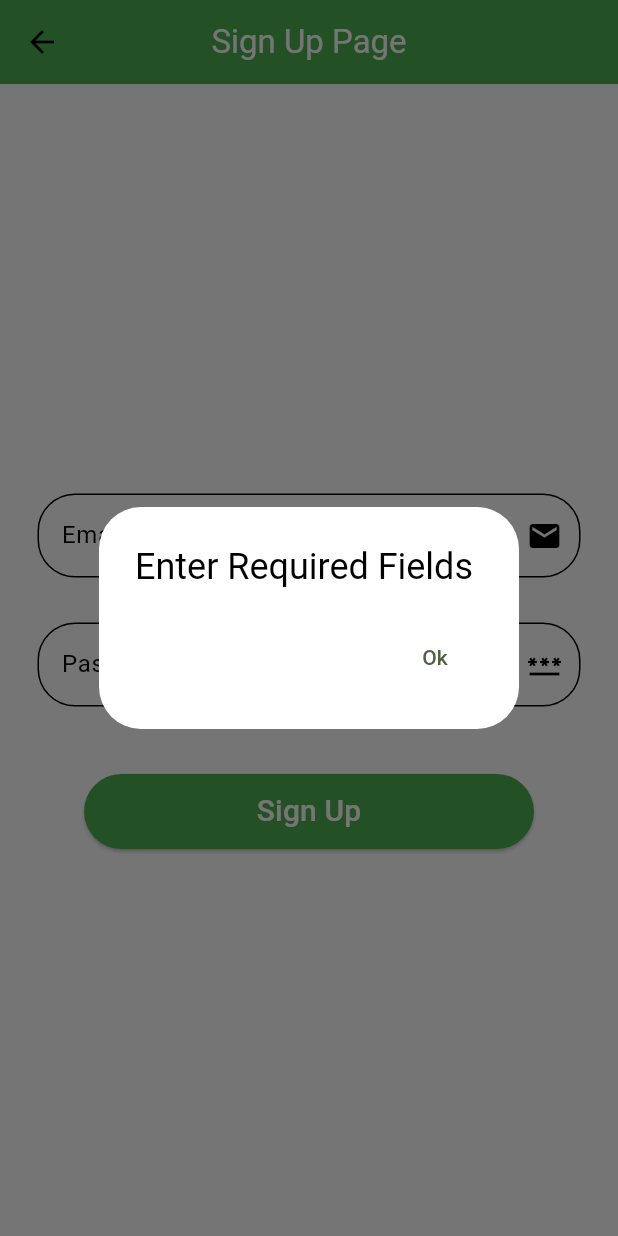
After one commit to EmaShahrin/EcoSphere, a Flutter app: the SignUpPage screen opened directly, after a tap on "Sign Up", on a phone screen of 412 x 824 dp. The commit adds this screen. Run offline on Flutter 3.47's test engine with Material 3 defaults, Android fonts, the phone set to English and light mode, and no system bars; our stand-ins replace cloud_firestore, curved_navigation_bar, equatable, firebase_auth, firebase_core, fl_chart and 3 more; missing offline and left inert: flutter_facebook_auth; accounts and stored records are empty.

Commit message:
commit 16 july

```diff
--- /dev/null
+++ b/lib/UiHelper.dart
@@ -0,0 +1,54 @@
+import 'package:flutter/cupertino.dart';
+import 'package:flutter/material.dart';
+
+class UiHelper{
+  static CustomTextField(TextEditingController controller,String text,IconData iconData,bool toHide){
+    return Padding(
+      padding: const EdgeInsets.symmetric(horizontal: 25,vertical: 15),
+      child: TextField(
+          controller: controller,
+          obscureText: toHide,
+          decoration:InputDecoration(
+              hintText: text,
+              suffixIcon: Icon(iconData),
+              border: OutlineInputBorder(
+                  borderRadius: BorderRadius.circular(25)
+              )
+
+          )
+
+      ),
+    );
+
+  }
+  static CustomButton(VoidCallback voidCallback,String text){
+    return SizedBox(height: 50,
+      width: 300,
+      child: ElevatedButton(onPressed: (){
+      voidCallback();
+    },
+          style: ElevatedButton.styleFrom(
+              backgroundColor: Colors.green,
+              shape: RoundedRectangleBorder(
+      borderRadius: BorderRadius.circular(25)
+    )),
+          child:
+          Text(text,style: TextStyle(
+              color: Colors.white,fontSize: 20),)),);
+
+
+  }
+
+  static CustomAlertBox(BuildContext context, String text){
+    return showDialog(context: context, builder: (BuildContext context){
+      return AlertDialog(
+        title: Text(text),
+        actions: [
+          TextButton(onPressed: (){
+            Navigator.pop(context);
+          }, child: Text("Ok"))
+        ],
+      );
+    });
+  }
+}
--- /dev/null
+++ b/lib/signuppage.dart
@@ -0,0 +1,56 @@
+import 'package:carbon/LoginPg.dart';
+import 'package:carbon/UiHelper.dart';
+import 'package:carbon/main.dart';
+import 'package:firebase_auth/firebase_auth.dart';
+import 'package:flutter/material.dart';
+
+class SignUpPage extends StatefulWidget {
+  const SignUpPage({super.key});
+
+  @override
+  State<SignUpPage> createState() => _SignUpPageState();
+}
+
+class _SignUpPageState extends State<SignUpPage> {
+  TextEditingController emailController = TextEditingController();
+  TextEditingController passwordController= TextEditingController();
+
+  signUp(String email, String password )async{
+    if(email=="" && password==""){
+      UiHelper.CustomAlertBox(context, "Enter Required Fields");
+    }
+    else{
+    UserCredential? usercredential;
+    try{
+
+      usercredential=await FirebaseAuth.instance.createUserWithEmailAndPassword(email: email, password: password).then((value) {
+        Navigator.push(context, MaterialPageRoute(builder: (context)=>LoginPage()));
+      });
+    }
+    on FirebaseAuthException catch(ex) {
+      return UiHelper.CustomAlertBox(context, ex.code.toString());
+    } }
+    }
+
+  @override
+  Widget build(BuildContext context) {
+    return Scaffold(
+      appBar: AppBar(
+        backgroundColor: Colors.green,
+        title: Text("Sign Up Page",style: TextStyle(color: Colors.white)),
+        centerTitle: true,
+      ),
+      body: Column(
+        mainAxisAlignment: MainAxisAlignment.center,
+        children: [
+          UiHelper.CustomTextField(emailController,"Email",Icons.mail,false),
+          UiHelper.CustomTextField(passwordController,"Password",Icons.password,true),
+          SizedBox(height: 30),
+          UiHelper.CustomButton(() {
+            signUp(emailController.text.toString(), passwordController.text.toString());
+          }, "Sign Up")
+        ],
+      ),
+    );
+  }
+}
--- a/pubspec.yaml
+++ b/pubspec.yaml
@@ -51,18 +51,16 @@ dependencies:
   pinput: ^5.0.0
 
 
-
 dev_dependencies:
   flutter_test:
     sdk: flutter
-
 
   # The "flutter_lints" package below contains a set of recommended lints to
   # encourage good coding practices. The lint set provided by the package is
   # activated in the `analysis_options.yaml` file located at the root of your
   # package. See that file for information about deactivating specific lint
   # rules and activating additional ones.
-  flutter_lints: ^2.0.3
+  flutter_lints: ^2.0.0
 
 # For information on the generic Dart part of this file, see the
 # following page: https://dart.dev/tools/pub/pubspec
@@ -74,7 +72,6 @@ flutter:
   # included with your application, so that you can use the icons in
   # the material Icons class.
   uses-material-design: true
-
 
   # To add assets to your application, add an assets section, like this:
   assets:
```
Also changed, not shown: lib/HomePg.dart (added, +66 -0 lines), lib/LoginPg.dart (added, +52 -0 lines), lib/bar/bar_data.dart (+9 -8 lines), lib/bar/bar_graph.dart (+6 -80 lines), lib/carbon_Tracker.dart (added, +40 -0 lines), lib/profile.dart (added, +24 -0 lines), lib/trail.dart (added).
